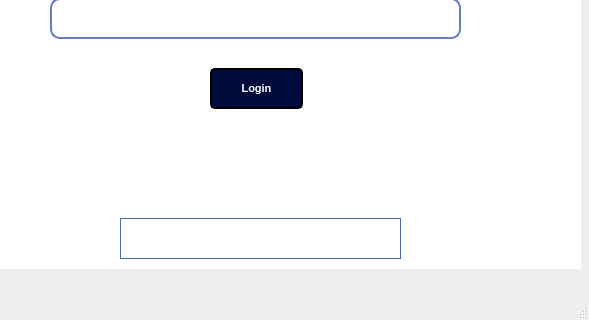
Old version of the form mainwindow.ui in the repository Projet-CPP-2A6/Nautica; both pictures show x 680 to 1269 and y 342 to 662 of the 1269 by 662 pixel window.
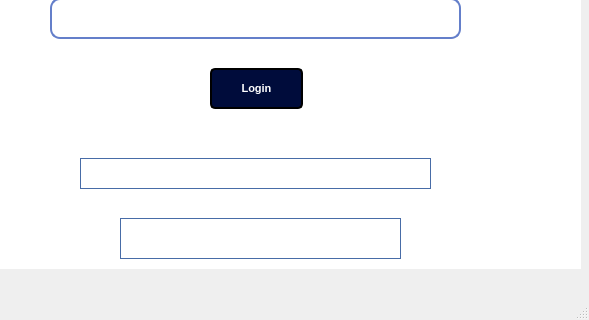
New version of the form. The open tabs and pages were chosen to show the change. Icons and pictures are not drawn.

What changed in the file:
```diff
--- a/mainwindow.ui
+++ b/mainwindow.ui
@@ -263,6 +263,24 @@
         <string>Show</string>
        </property>
       </widget>
+      <widget class="QLabel" name="RFID_Label">
+       <property name="geometry">
+        <rect>
+         <x>120</x>
+         <y>500</y>
+         <width>351</width>
+         <height>31</height>
+        </rect>
+       </property>
+       <property name="styleSheet">
+        <string notr="true">QLabel {
+    border: 1px solid rgb(72, 108, 167);
+}</string>
+       </property>
+       <property name="text">
+        <string/>
+       </property>
+      </widget>
      </widget>
      <widget class="QFrame" name="frame_4">
       <property name="geometry">
```
Left out of the diff: 4 changed lines with no effect on the pictures.
